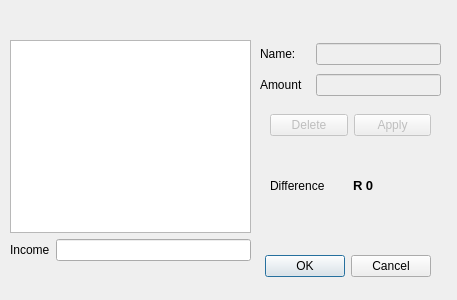
JanusErasmus/qt-finance, file editcategories.ui: the form before one commit.
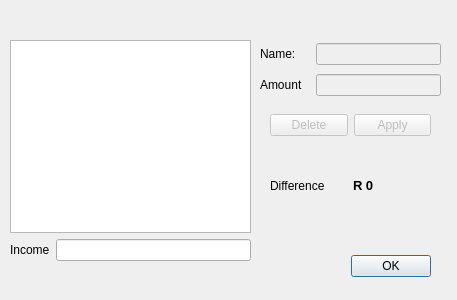
The form after the commit.

What changed in the file:
```diff
--- a/editcategories.ui
+++ b/editcategories.ui
@@ -16,9 +16,9 @@
   <widget class="QDialogButtonBox" name="buttonBox">
    <property name="geometry">
     <rect>
-     <x>90</x>
+     <x>350</x>
      <y>250</y>
-     <width>341</width>
+     <width>81</width>
      <height>32</height>
     </rect>
    </property>
@@ -26,7 +26,7 @@
     <enum>Qt::Horizontal</enum>
    </property>
    <property name="standardButtons">
-    <set>QDialogButtonBox::Cancel|QDialogButtonBox::Ok</set>
+    <set>QDialogButtonBox::Ok</set>
    </property>
   </widget>
   <widget class="QWidget" name="verticalLayoutWidget">
```
